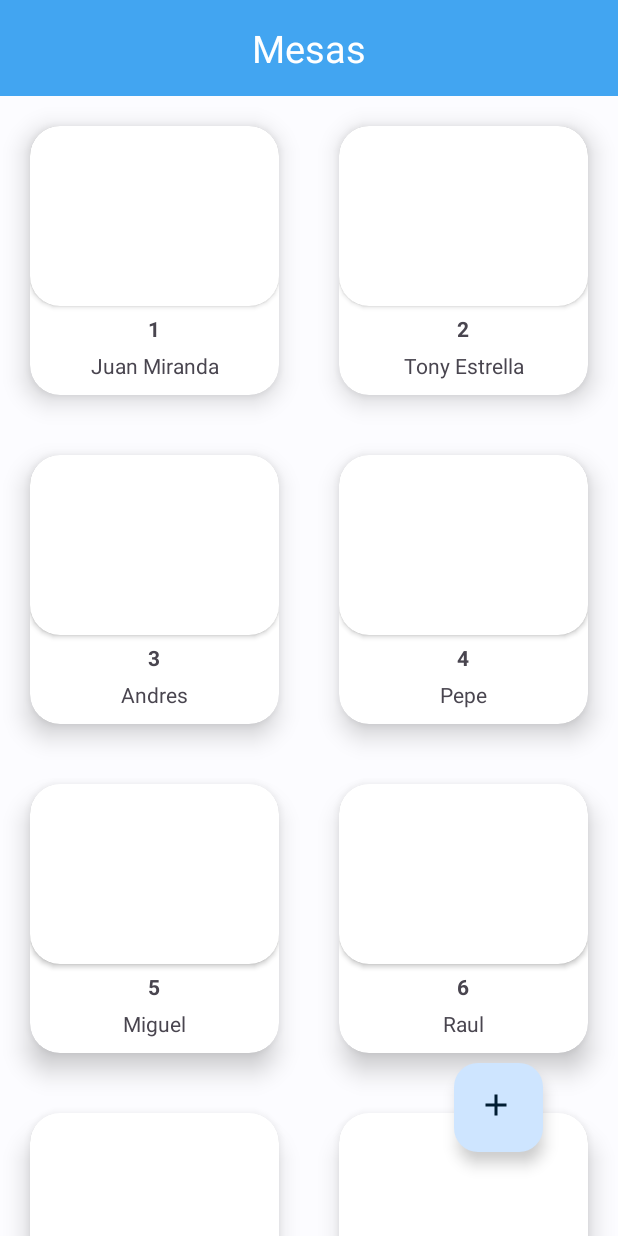
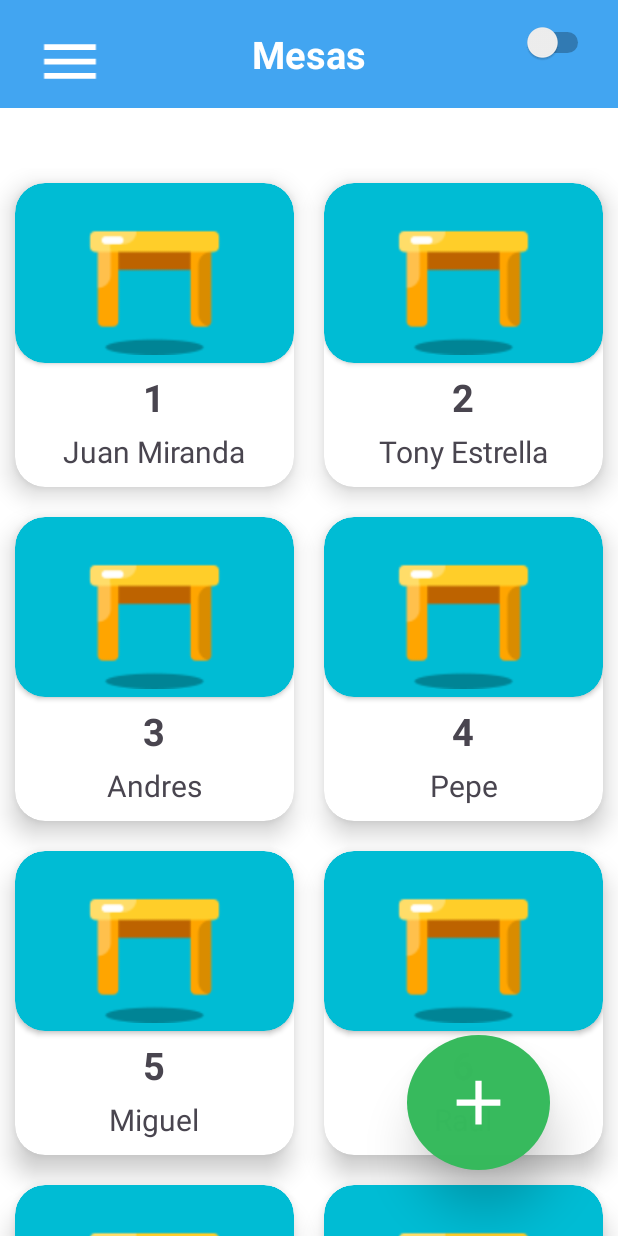
Before and after one commit to 01JuanCarlos/AppRestaurante-Android, an Android app: the screen it shows after launch (MesasActivity), on a phone screen of 412 x 824 dp. Run offline under Robolectric (Android 15) with nearby library versions, the phone set to English and light mode, and no system bars.

Commit message:
:vista Mesas Completa

```diff
--- a/app/src/main/res/drawable/baseline_add_24.xml
+++ b/app/src/main/res/drawable/baseline_add_24.xml
@@ -1,5 +1,5 @@
-<vector android:height="24dp" android:tint="#000000"
+<vector android:height="50dp" android:tint="#FFFFFF"
     android:viewportHeight="24" android:viewportWidth="24"
-    android:width="24dp" xmlns:android="http://schemas.android.com/apk/res/android">
+    android:width="50dp" xmlns:android="http://schemas.android.com/apk/res/android">
     <path android:fillColor="@android:color/white" android:pathData="M19,13h-6v6h-2v-6H5v-2h6V5h2v6h6v2z"/>
 </vector>
--- /dev/null
+++ b/app/src/main/res/drawable/baseline_menu_24.xml
@@ -0,0 +1,5 @@
+<vector android:height="24dp" android:tint="#FFFFFF"
+    android:viewportHeight="24" android:viewportWidth="24"
+    android:width="24dp" xmlns:android="http://schemas.android.com/apk/res/android">
+    <path android:fillColor="@android:color/white" android:pathData="M3,18h18v-2L3,16v2zM3,13h18v-2L3,11v2zM3,6v2h18L21,6L3,6z"/>
+</vector>
--- /dev/null
+++ b/app/src/main/res/drawable/btn_add.xml
@@ -0,0 +1,6 @@
+<?xml version="1.0" encoding="utf-8"?>
+<shape xmlns:android="http://schemas.android.com/apk/res/android" android:shape="oval">
+    <solid
+
+        android:color="@color/green"/>
+</shape>
--- a/app/src/main/res/layout/activity_mesas.xml
+++ b/app/src/main/res/layout/activity_mesas.xml
@@ -1,23 +1,17 @@
 <?xml version="1.0" encoding="utf-8"?>
-<androidx.constraintlayout.widget.ConstraintLayout xmlns:app="http://schemas.android.com/apk/res-auto"
+<androidx.constraintlayout.widget.ConstraintLayout xmlns:android="http://schemas.android.com/apk/res/android"
+    xmlns:app="http://schemas.android.com/apk/res-auto"
     xmlns:tools="http://schemas.android.com/tools"
     android:layout_width="match_parent"
     android:layout_height="match_parent"
-    xmlns:android="http://schemas.android.com/apk/res/android">
 
-    <com.google.android.material.floatingactionbutton.FloatingActionButton
-        android:layout_width="63dp"
-        android:layout_height="59dp"
-        android:layout_margin="16dp"
-        android:src="@drawable/baseline_add_24"
-        app:layout_constraintBottom_toBottomOf="parent"
-        app:layout_constraintEnd_toEndOf="parent"
-        app:layout_constraintHorizontal_bias="0.895"
-        app:layout_constraintStart_toStartOf="parent"
-        app:layout_constraintTop_toTopOf="parent"
-        app:layout_constraintVertical_bias="0.945"
-        tools:ignore="MissingConstraints"
-        />
+    android:background="#FFFFFF">
+
+
+
+
+
+
     <LinearLayout
         android:id="@+id/linearLayout"
         android:layout_width="match_parent"
@@ -27,19 +21,20 @@
 
 
         <androidx.appcompat.widget.Toolbar
-            android:background="@color/seed"
             android:id="@+id/toolbar_top"
-            android:layout_height="wrap_content"
-            android:layout_width="match_parent">
+            android:layout_width="match_parent"
+            android:layout_height="72dp"
+            android:background="@color/seed">
 
             <TextView
                 android:id="@+id/toolbar_title"
                 android:layout_width="wrap_content"
                 android:layout_height="wrap_content"
+                android:layout_gravity="center"
                 android:text="Mesas"
+                android:textColor="@color/white"
                 android:textSize="25dp"
-                android:textColor="@color/white"
-                android:layout_gravity="center" />
+                android:textStyle="bold" />
 
         </androidx.appcompat.widget.Toolbar>
 
@@ -47,12 +42,50 @@
             android:id="@+id/recyclerNews"
             android:layout_width="match_parent"
             android:layout_height="wrap_content"
-            tools:itemCount="4"
+            android:layout_marginTop="40dp"
+            tools:itemCount="5"
             tools:listitem="@layout/items_news" />
 
 
+
     </LinearLayout>
+    <Switch
+        android:id="@+id/switch3"
+        android:layout_width="72dp"
+        android:layout_height="55dp"
+        android:textAlignment="center"
+        android:textSize="14sp"
+        android:textStyle="italic"
+        app:layout_constraintBottom_toBottomOf="parent"
+        app:layout_constraintEnd_toEndOf="parent"
+        app:layout_constraintHorizontal_bias="0.952"
+        app:layout_constraintStart_toStartOf="parent"
+        app:layout_constraintTop_toTopOf="parent"
+        app:layout_constraintVertical_bias="0.001" />
+    <ImageButton
+        android:elevation="20dp"
+        android:id="@+id/imageButton6"
+        android:layout_width="95dp"
+        android:layout_height="90dp"
+        android:layout_marginBottom="44dp"
+        android:background="@drawable/btn_add"
+        app:layout_constraintBottom_toBottomOf="parent"
+        app:layout_constraintEnd_toEndOf="parent"
+        app:layout_constraintHorizontal_bias="0.857"
+        app:layout_constraintStart_toStartOf="parent"
+        app:srcCompat="@drawable/baseline_add_24" />
 
+    <ImageView
+        android:id="@+id/imageView"
+        android:layout_width="61dp"
+        android:layout_height="46dp"
+        app:layout_constraintBottom_toBottomOf="parent"
+        app:layout_constraintEnd_toEndOf="parent"
+        app:layout_constraintHorizontal_bias="0.045"
+        app:layout_constraintStart_toStartOf="parent"
+        app:layout_constraintTop_toTopOf="parent"
+        app:layout_constraintVertical_bias="0.023"
+        app:srcCompat="@drawable/baseline_menu_24" />
 
 
 </androidx.constraintlayout.widget.ConstraintLayout>
--- a/app/src/main/res/layout/items_news.xml
+++ b/app/src/main/res/layout/items_news.xml
@@ -3,11 +3,13 @@
     android:layout_width="match_parent"
     android:layout_height="wrap_content"
     xmlns:app="http://schemas.android.com/apk/res-auto"
-    android:layout_margin="20dp"
+    android:layout_margin="10dp"
     app:cardCornerRadius="20dp"
-    app:cardElevation="10dp">
+    app:cardElevation="10dp"
+    >
 
     <LinearLayout
+
         android:layout_width="match_parent"
         android:layout_height="match_parent"
         android:orientation="vertical">
@@ -15,14 +17,16 @@
         <androidx.cardview.widget.CardView
             android:layout_width="match_parent"
             android:layout_height="120dp"
+            app:cardBackgroundColor="#00BCD4"
             app:cardCornerRadius="20dp">
 
             <ImageView
                 android:id="@+id/imgPortada"
-                android:layout_width="match_parent"
-                android:layout_height="match_parent"
-                android:scaleType="centerCrop" />
-
+                android:layout_width="100dp"
+                android:layout_height="110dp"
+                android:layout_gravity="center"
+                android:scaleType="centerCrop"
+                android:src="@drawable/image" />
         </androidx.cardview.widget.CardView>
 
         <TextView
@@ -36,7 +40,7 @@
             android:maxLines="1"
             android:gravity="center"
             android:text="10"
-
+            android:textSize="25dp"
             android:textStyle="bold" />
 
         <TextView
@@ -49,8 +53,9 @@
             android:layout_marginEnd="10dp"
             android:layout_marginBottom="10dp"
             android:maxLines="4"
+            android:textSize="20dp"
             android:gravity="center"
-            android:text="Contenido Noticia" />
+            android:text="Contenido nombre" />
 
     </LinearLayout>
 
--- a/app/src/main/res/values/colors.xml
+++ b/app/src/main/res/values/colors.xml
@@ -1,6 +1,6 @@
 <?xml version="1.0" encoding="utf-8"?>
 <resources>
-    <color name="green">#23F24F</color>
+    <color name="green">#FD36BA5C</color>
     <color name="seed">#42a5f1</color>
     <color name="md_theme_light_primary">#42a5f1</color>
     <color name="white">#FFFFFF</color>
--- a/app/src/main/res/values/themes.xml
+++ b/app/src/main/res/values/themes.xml
@@ -2,7 +2,6 @@
     <!-- Base application theme. -->
     <style name="AppTheme" parent="Theme.Material3.Light.NoActionBar">
         <item name="colorPrimary">@color/md_theme_light_primary</item>
-        <item name="colorOnPrimary">@color/md_theme_light_onPrimary</item>
         <item name="colorPrimaryContainer">@color/md_theme_light_primaryContainer</item>
         <item name="colorOnPrimaryContainer">@color/md_theme_light_onPrimaryContainer</item>
         <item name="colorSecondary">@color/md_theme_light_secondary</item>
```
Also changed, not shown: app/src/main/java/com/cibertec/apprestaurante/Activity/MesasActivity.kt (+32 -0 lines), app/src/main/res/layout/alert.xml (added, +55 -0 lines), app/src/main/res/drawable/image.png (added).
